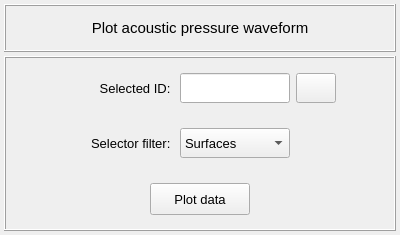
The window that vibra/interface/data/ui_files/plots/acoustic/acoustic_pressure_waveform_inputs.ui (MOPT-UFSC/VIBRA) describes before a commit, drawn with Qt 5.
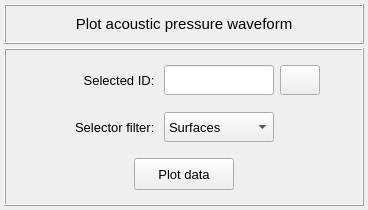
The same window after the commit. Icons and pictures are not drawn.

The edit to the form file:
```diff
--- a/vibra/interface/data/ui_files/plots/acoustic/acoustic_pressure_waveform_inputs.ui
+++ b/vibra/interface/data/ui_files/plots/acoustic/acoustic_pressure_waveform_inputs.ui
@@ -6,10 +6,22 @@
    <rect>
     <x>0</x>
     <y>0</y>
-    <width>400</width>
-    <height>235</height>
+    <width>368</width>
+    <height>210</height>
    </rect>
   </property>
+  <property name="minimumSize">
+   <size>
+    <width>0</width>
+    <height>200</height>
+   </size>
+  </property>
+  <property name="maximumSize">
+   <size>
+    <width>16777215</width>
+    <height>210</height>
+   </size>
+  </property>
   <property name="windowTitle">
    <string>Form</string>
   </property>
@@ -34,13 +46,13 @@
      <property name="minimumSize">
       <size>
        <width>0</width>
-       <height>48</height>
+       <height>40</height>
       </size>
      </property>
      <property name="maximumSize">
       <size>
        <width>520</width>
-       <height>48</height>
+       <height>40</height>
       </size>
      </property>
      <property name="frameShape">
@@ -86,7 +98,6 @@
          <font>
           <family>MS Shell Dlg 2</family>
           <pointsize>11</pointsize>
-          <weight>50</weight>
           <italic>false</italic>
           <bold>false</bold>
          </font>
@@ -198,7 +209,6 @@
             <font>
              <family>MS Shell Dlg 2</family>
              <pointsize>10</pointsize>
-             <weight>50</weight>
              <italic>false</italic>
              <bold>false</bold>
             </font>
@@ -272,7 +282,6 @@
             <font>
              <family>MS Shell Dlg 2</family>
              <pointsize>11</pointsize>
-             <weight>75</weight>
              <italic>false</italic>
              <bold>true</bold>
             </font>
```
Left out of the diff: 42 changed lines with no effect on the pictures.
